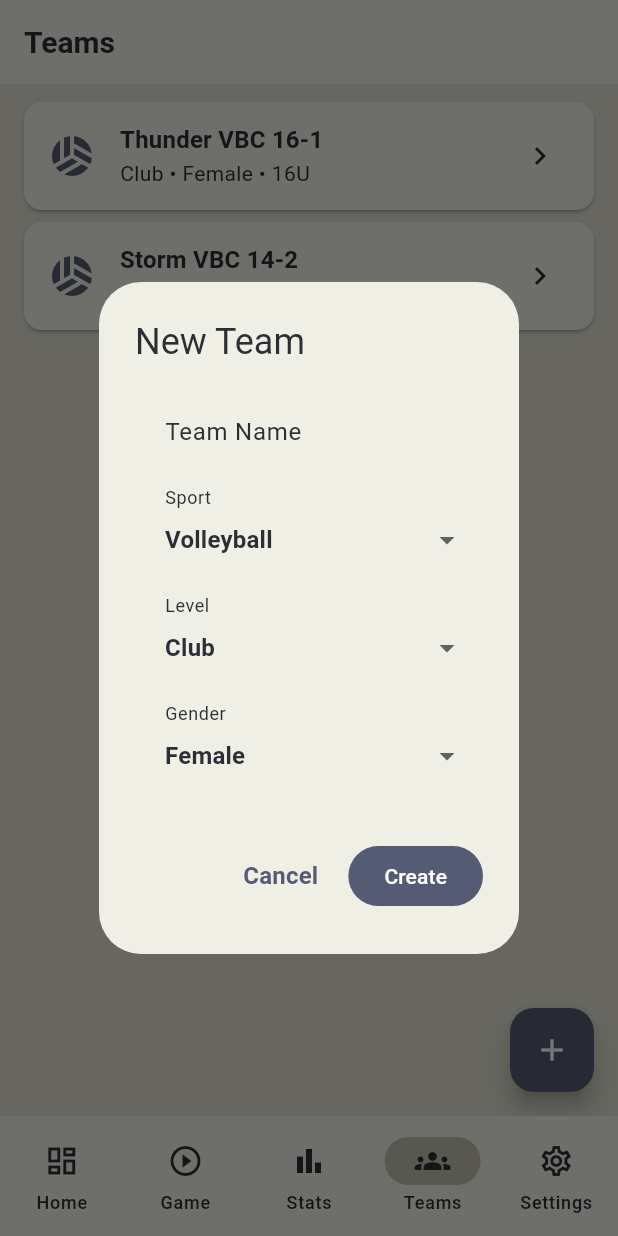
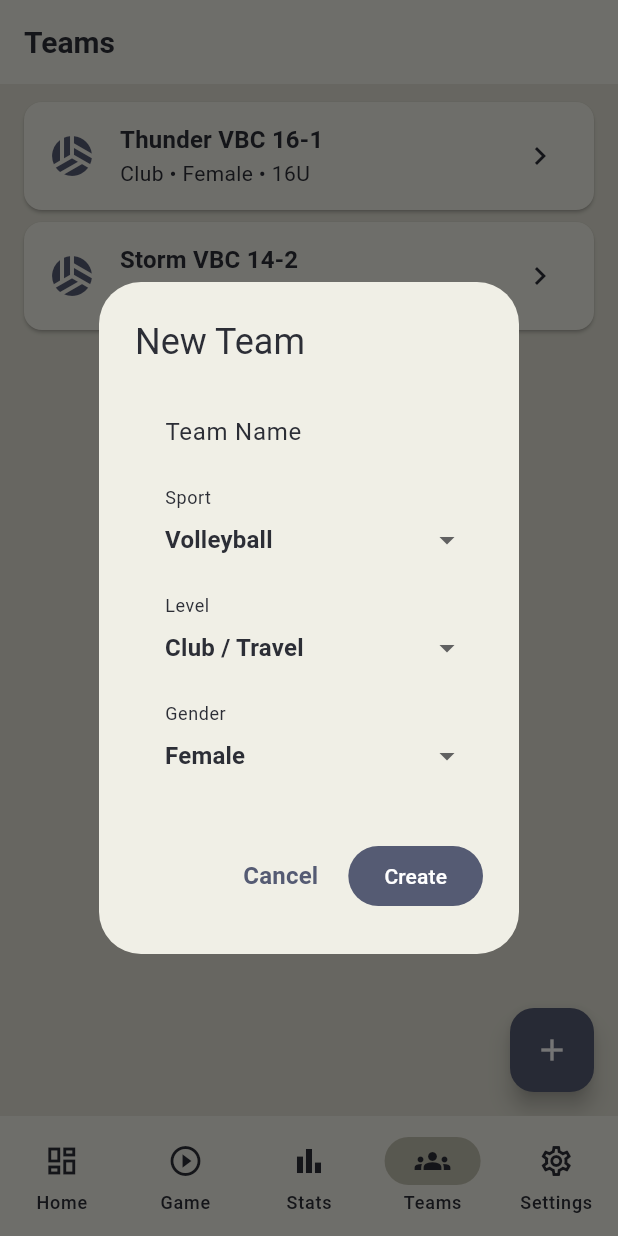
Before and after one commit to alpine-labs/statline, a Flutter app: the TeamsScreen screen opened by its route, after a tap on the "add" icon, on a phone screen of 412 x 824 dp. Run offline on Flutter 3.47's test engine with Material 3 defaults, Android fonts, the phone set to English and light mode, and no system bars; our stand-ins replace connectivity_plus, csv, drift, fl_chart, flutter_riverpod, go_router and 4 more; missing offline and left inert: dart:html; accounts and stored records are empty.

Commit message:
chore: rename Club level label to Club / Travel
Display-only change per EXECUTION_PLAN.md recommendation.
DB value remains 'Club' — no migration needed.

Co-authored-by: Copilot <223556219+Copilot@users.noreply.github.com>

```diff
--- a/lib/presentation/screens/teams/edit_team_screen.dart
+++ b/lib/presentation/screens/teams/edit_team_screen.dart
@@ -89,7 +89,7 @@ class _EditTeamScreenState extends ConsumerState<EditTeamScreen> {
               decoration: const InputDecoration(labelText: 'Level'),
               items: const [
                 DropdownMenuItem(value: 'Youth', child: Text('Youth')),
-                DropdownMenuItem(value: 'Club', child: Text('Club')),
+                DropdownMenuItem(value: 'Club', child: Text('Club / Travel')),
                 DropdownMenuItem(
                     value: 'High School', child: Text('High School')),
                 DropdownMenuItem(value: 'College', child: Text('College')),
--- a/lib/presentation/screens/teams/teams_screen.dart
+++ b/lib/presentation/screens/teams/teams_screen.dart
@@ -359,7 +359,7 @@ class TeamsScreen extends ConsumerWidget {
                         DropdownMenuItem(
                             value: 'Youth', child: Text('Youth')),
                         DropdownMenuItem(
-                            value: 'Club', child: Text('Club')),
+                            value: 'Club', child: Text('Club / Travel')),
                         DropdownMenuItem(
                             value: 'High School',
                             child: Text('High School')),
```
